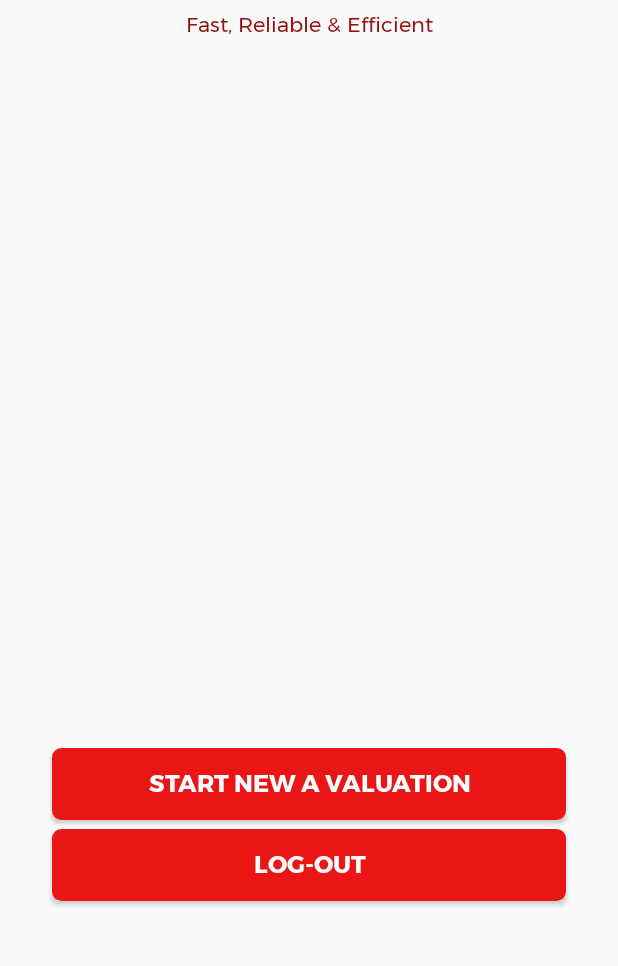
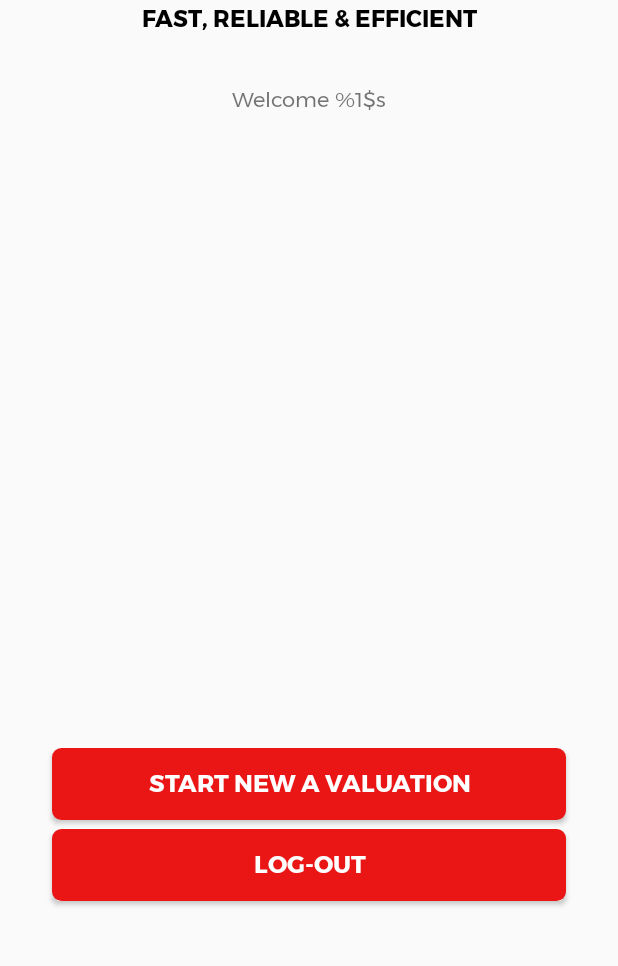
Before and after one commit to josendungu/ABCAutoValuers, an Android app: the layout activity_dashboard.xml on its own in the app's theme, with its tools: preview values and no code run, on a phone screen of 412 x 824 dp, the part 230-1196 px from its top. Run offline under Robolectric (Android 15) with nearby library versions, the phone set to English and light mode, and no system bars.

```diff
--- a/app/src/main/java/com/example/abcautovaluers/LoginService.kt
+++ b/app/src/main/java/com/example/abcautovaluers/LoginService.kt
@@ -42,6 +42,9 @@ class LoginService: IntentService("Login Service") {
             when (result) {
                 RESPONSE_LOGIN_PASSED.toString() -> {
 
+                    val sessionManager = SessionManager(this)
+                    sessionManager.addMember(email)
+
                     val intent = Intent(this, DashboardActivity::class.java)
                     intent.flags = Intent.FLAG_ACTIVITY_CLEAR_TASK.or(Intent.FLAG_ACTIVITY_NEW_TASK)
                     startActivity(intent)
--- a/app/src/main/java/com/example/abcautovaluers/SubmittingService.kt
+++ b/app/src/main/java/com/example/abcautovaluers/SubmittingService.kt
@@ -106,8 +106,6 @@ class SubmittingService : IntentService("SubmittingService") {
                                     showFailure(exceptionLogBook)
 
                                 }
-
-
                         }
                         .addOnFailureListener { e ->
                             Log.d(
--- a/app/src/main/java/com/example/abcautovaluers/ValuationInstance.java
+++ b/app/src/main/java/com/example/abcautovaluers/ValuationInstance.java
@@ -34,7 +34,7 @@ public class ValuationInstance {
 
     public ValuationInstance(Context context ){
 
-        valSession = context.getSharedPreferences("userLoginSession", Context.MODE_PRIVATE);
+        valSession = context.getSharedPreferences("valuationInstanceSession", Context.MODE_PRIVATE);
         editor = valSession.edit();
 
 
--- a/app/src/main/res/layout/activity_dashboard.xml
+++ b/app/src/main/res/layout/activity_dashboard.xml
@@ -32,17 +32,29 @@
         app:srcCompat="@drawable/ic_logo" />
 
     <TextView
-        android:id="@+id/textViewDateTime"
+        android:id="@+id/textPhrase"
         android:layout_width="0dp"
         android:textAlignment="center"
-        android:padding="5dp"
-        android:fontFamily="@font/montserrat"
-        android:textColor="@color/colorPrimaryDark"
+        android:textAppearance="@style/TextPhrase"
         android:layout_height="wrap_content"
         android:text="@string/statement"
         app:layout_constraintEnd_toStartOf="@+id/guidelineRight"
         app:layout_constraintStart_toStartOf="@+id/guideline"
         app:layout_constraintTop_toBottomOf="@+id/imageView2" />
+
+
+    <TextView
+        android:id="@+id/textMemberName"
+        android:layout_width="0dp"
+        android:textAlignment="center"
+        android:layout_marginTop="30dp"
+        android:fontFamily="@font/montserrat"
+        android:textSize="14sp"
+        android:layout_height="wrap_content"
+        android:text="@string/welcome"
+        app:layout_constraintEnd_toStartOf="@+id/guidelineRight"
+        app:layout_constraintStart_toStartOf="@+id/guideline"
+        app:layout_constraintTop_toBottomOf="@+id/textPhrase" />
 
     <Button
         android:id="@+id/buttonNew"
--- a/app/src/main/res/values/strings.xml
+++ b/app/src/main/res/values/strings.xml
@@ -42,7 +42,6 @@
     <string name="valuation_note">There is a valuation that was not submitted. Would you like to proceed with the valuation or start a new valuation instance? Please note the initial one will be deleted.</string>
     <string name="back_pressed_note">There is a valuation that is not submitted. Would you like to save the valuation instance?</string>
     <string name="start_new">Start New</string>
-    <string name="proceed">Proceed</string>
     <string name="save">Save</string>
     <string name="don_t_save">Don\'t Save</string>
     <string name="server_client_id">569558796081-58p16nqvg72c5n7oemj5fuaonmokbc1a.apps.googleusercontent.com</string>
@@ -56,4 +55,6 @@
     <string name="not_connected">Connection lost! Check your internet connection</string>
     <string name="connected">Your are now connected</string>
     <string name="logo">logo</string>
+    <string name="proceed">Proceed with valuation</string>
+    <string name="welcome">Welcome %1$s</string>
 </resources>
```
Also changed, not shown: app/src/main/java/com/example/abcautovaluers/DashboardActivity.kt (+21 -17 lines), app/src/main/java/com/example/abcautovaluers/LoginActivity.kt (+14 -0 lines), app/src/main/java/com/example/abcautovaluers/SessionManager.java (added, +46 -0 lines), app/src/main/java/com/example/abcautovaluers/SessionManager.kt (deleted, +0 -34 lines).
